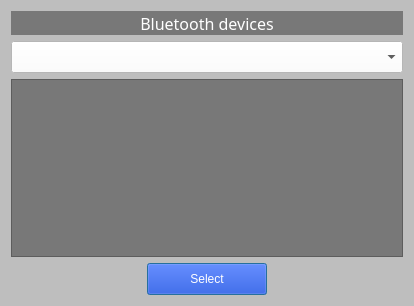
The window that ble_dialog.ui (salara1960/CO2_tools) describes before a commit, drawn with Qt 5.
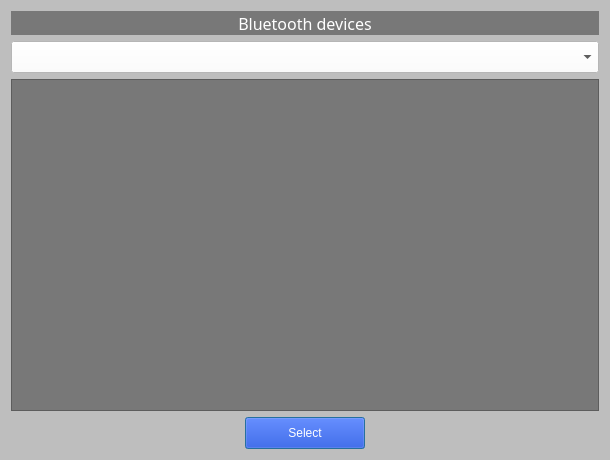
The same window after the commit.

The edit to the form file:
```diff
--- a/ble_dialog.ui
+++ b/ble_dialog.ui
@@ -6,8 +6,8 @@
    <rect>
     <x>0</x>
     <y>0</y>
-    <width>414</width>
-    <height>306</height>
+    <width>610</width>
+    <height>460</height>
    </rect>
   </property>
   <property name="sizePolicy">
@@ -18,8 +18,8 @@
   </property>
   <property name="minimumSize">
    <size>
-    <width>414</width>
-    <height>306</height>
+    <width>610</width>
+    <height>460</height>
    </size>
   </property>
   <property name="windowTitle">
@@ -102,7 +102,7 @@
      <property name="font">
       <font>
        <family>Sans Serif</family>
-       <pointsize>14</pointsize>
+       <pointsize>12</pointsize>
        <weight>50</weight>
        <italic>false</italic>
        <bold>false</bold>
```
Left out of the diff: 2 changed lines with no effect on the pictures.
